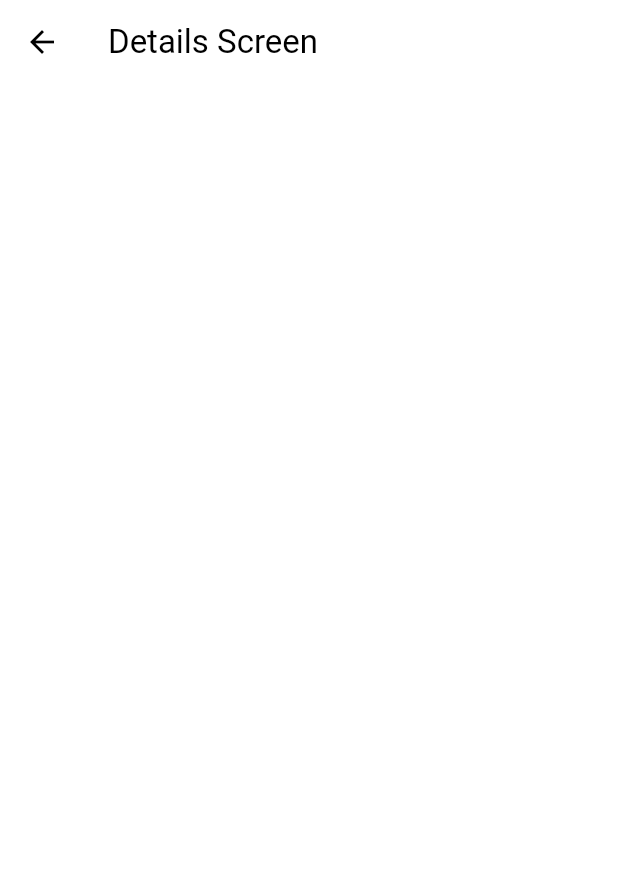
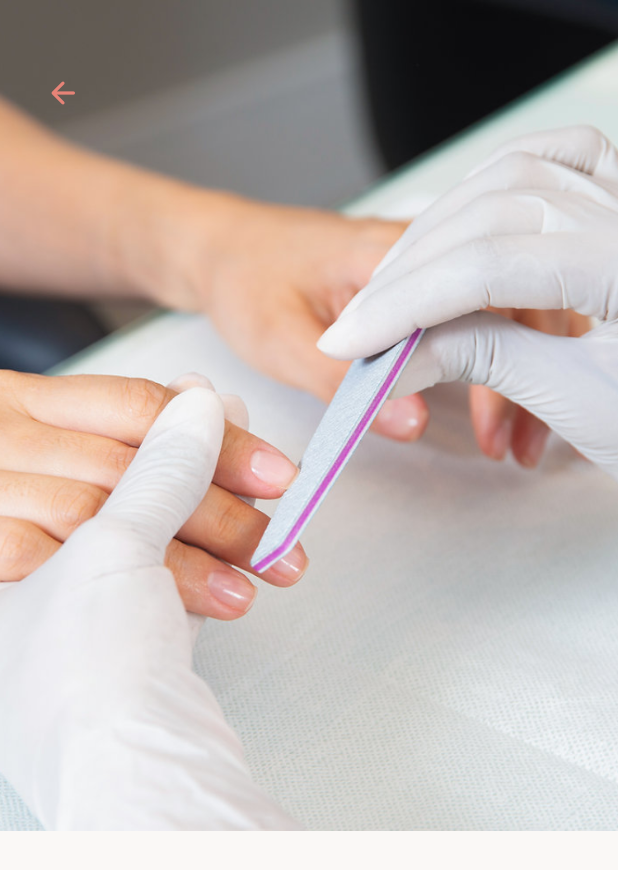
Before and after one commit to asadeee-web/Lucious-Beauty-App, a Flutter app: the DetailScreen screen opened directly, on a phone screen of 412 x 824 dp. Shown: the top 870 px of the screen. Run offline on Flutter 3.47's test engine with Material 3 defaults, Android fonts, the light colour scheme and no system bars; our stand-ins replace flutter_screenutil, get.

Commit message:
details screen updated

```diff
--- a/lib/ui/screens/details_screens/details_screen.dart
+++ b/lib/ui/screens/details_screens/details_screen.dart
@@ -1,4 +1,7 @@
 import 'package:flutter/material.dart';
+import 'package:lucious_beauty/core/constants/colors.dart';
+import 'package:lucious_beauty/core/constants/strings.dart';
+import 'package:lucious_beauty/ui/screens/specific_services/specific_services_screen.dart';
 
 class DetailScreen extends StatelessWidget {
   const DetailScreen({super.key});
@@ -6,8 +9,35 @@ class DetailScreen extends StatelessWidget {
   @override
   Widget build(BuildContext context) {
     return Scaffold(
-      appBar: AppBar(
-        title: Text("Details Screen"),
+      backgroundColor: primaryColor,
+      body: Stack(
+        children: [
+          Column(
+            children: [
+              Stack(
+                alignment: Alignment.topCenter,
+                children: [
+                  Image.asset(
+                    "$staticAssets/images/nails_big.png",
+                    fit: BoxFit.cover,
+                  ),
+                ],
+              ),
+            ],
+          ),
+          Padding(
+            padding: const EdgeInsets.symmetric(horizontal: 30, vertical: 50),
+            child: GestureDetector(
+                onTap: () {
+                  Navigator.of(context).push(MaterialPageRoute(
+                      builder: (context) => SpecificServiceScreen()));
+                },
+                child: Icon(
+                  Icons.arrow_back_rounded,
+                  color: buttonColor,
+                )),
+          )
+        ],
       ),
     );
   }
```
